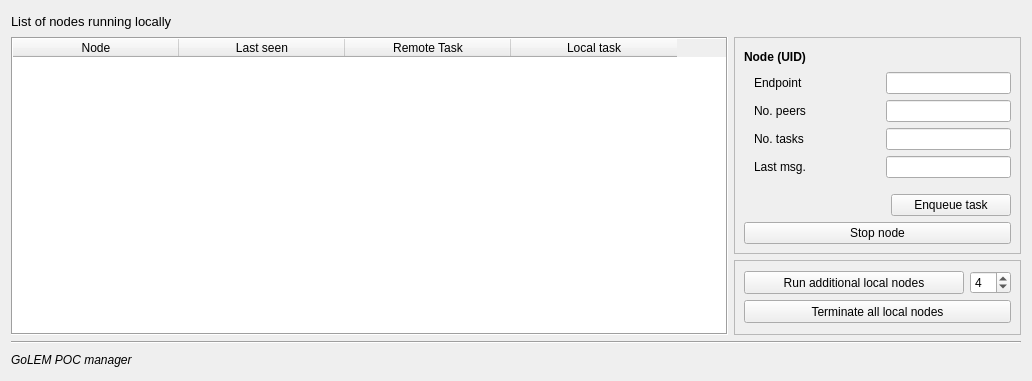
Above: poc/golemPy/golem/ui/manager.ui from golemfactory/clay before the change. Below: the same form after it.
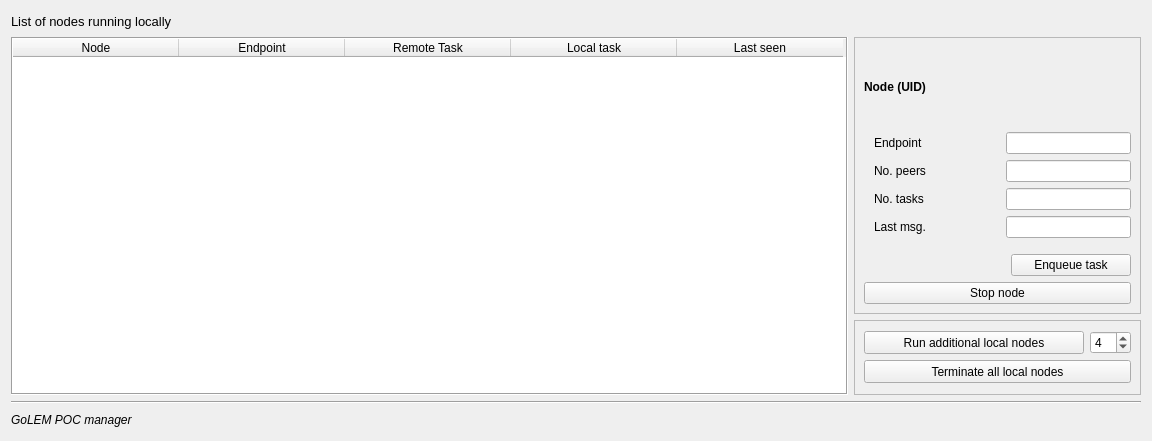
That is the form after the change.

The edit to the form file:
```diff
--- a/poc/golemPy/golem/ui/manager.ui
+++ b/poc/golemPy/golem/ui/manager.ui
@@ -6,8 +6,8 @@
    <rect>
     <x>0</x>
     <y>0</y>
-    <width>1032</width>
-    <height>381</height>
+    <width>1152</width>
+    <height>441</height>
    </rect>
   </property>
   <property name="sizePolicy">
@@ -83,7 +83,7 @@
       <number>0</number>
      </property>
      <property name="columnCount">
-      <number>4</number>
+      <number>5</number>
      </property>
      <attribute name="horizontalHeaderCascadingSectionResizes">
       <bool>false</bool>
@@ -104,7 +104,7 @@
      </column>
      <column>
       <property name="text">
-       <string>Last seen</string>
+       <string>Endpoint</string>
       </property>
      </column>
      <column>
@@ -117,6 +117,11 @@
        <string>Local task</string>
       </property>
      </column>
+     <column>
+      <property name="text">
+       <string>Last seen</string>
+      </property>
+     </column>
     </widget>
    </item>
    <item row="1" column="1">
```
